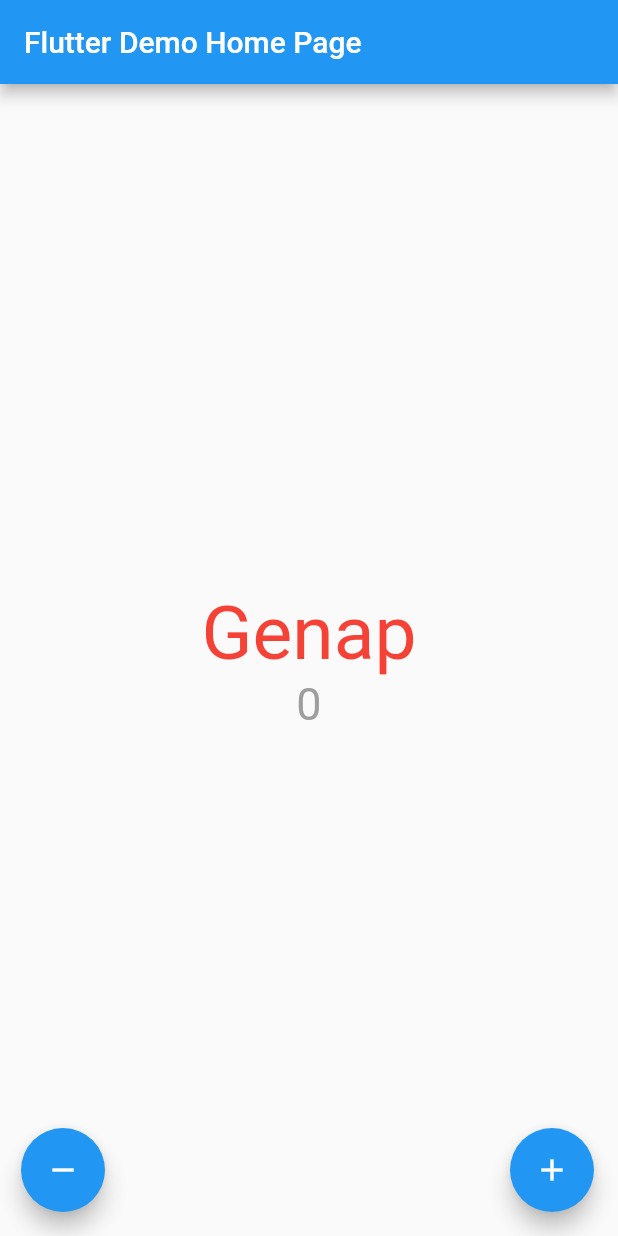
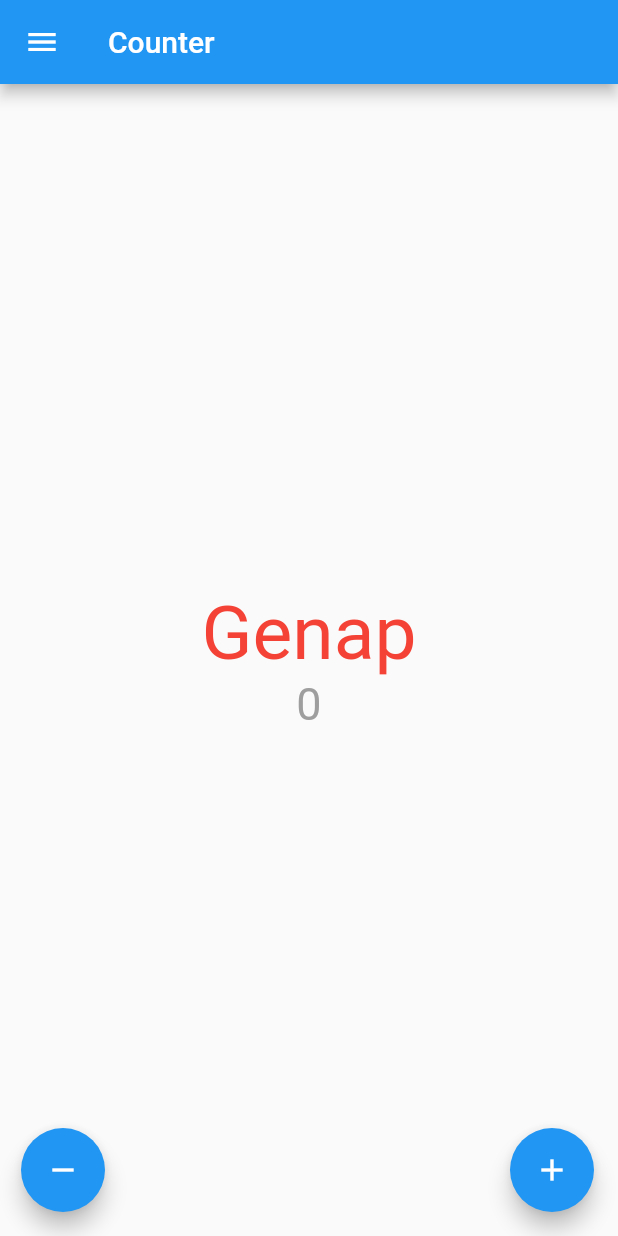
Before and after one commit to AryaDK153/pbp-flutter-lab, a Flutter app: the screen it shows after launch, on a phone screen of 412 x 824 dp. Run offline on Flutter 3.47's test engine with Material 2 defaults, Android fonts, the phone set to English and light mode, and no system bars.

Commit message:
progress tugas 8

```diff
--- a/counter_7/lib/main.dart
+++ b/counter_7/lib/main.dart
@@ -1,55 +1,94 @@
+import 'package:counter_7/add_form.dart';
+import 'package:counter_7/data.dart';
 import 'package:flutter/material.dart';
 
 void main() {
   runApp(const MyApp());
 }
 
+// Tugas 7:
+// class MyApp extends StatelessWidget {
+//   const MyApp({super.key});
+//
+//   // This widget is the root of your application.
+//   @override
+//   Widget build(BuildContext context) {
+//     return MaterialApp(
+//       title: 'Flutter Demo',
+//       theme: ThemeData(
+//         // This is the theme of your application.
+//         //
+//         // Try running your application with "flutter run". You'll see the
+//         // application has a blue toolbar. Then, without quitting the app, try
+//         // changing the primarySwatch below to Colors.green and then invoke
+//         // "hot reload" (press "r" in the console where you ran "flutter run",
+//         // or simply save your changes to "hot reload" in a Flutter IDE).
+//         // Notice that the counter didn't reset back to zero; the application
+//         // is not restarted.
+//         primarySwatch: Colors.blue,
+//       ),
+//       home: const MyHomePage(title: 'Flutter Demo Home Page'),
+//     );
+//   }
+// }
+//
+// class MyHomePage extends StatefulWidget {
+//   const MyHomePage({super.key, required this.title});
+//
+//   // This widget is the home page of your application. It is stateful, meaning
+//   // that it has a State object (defined below) that contains fields that affect
+//   // how it looks.
+//
+//   // This class is the configuration for the state. It holds the values (in this
+//   // case the title) provided by the parent (in this case the App widget) and
+//   // used by the build method of the State. Fields in a Widget subclass are
+//   // always marked "final".
+//
+//   final String title;
+//
+//   @override
+//   State<MyHomePage> createState() => _MyHomePageState();
+// }
+
+// Tugas 8:
 class MyApp extends StatelessWidget {
   const MyApp({super.key});
 
-  // This widget is the root of your application.
   @override
   Widget build(BuildContext context) {
     return MaterialApp(
-      title: 'Flutter Demo',
+      title: 'Counter_7',
       theme: ThemeData(
-        // This is the theme of your application.
-        //
-        // Try running your application with "flutter run". You'll see the
-        // application has a blue toolbar. Then, without quitting the app, try
-        // changing the primarySwatch below to Colors.green and then invoke
-        // "hot reload" (press "r" in the console where you ran "flutter run",
-        // or simply save your changes to "hot reload" in a Flutter IDE).
-        // Notice that the counter didn't reset back to zero; the application
-        // is not restarted.
         primarySwatch: Colors.blue,
       ),
-      home: const MyHomePage(title: 'Flutter Demo Home Page'),
+      home: MyHomePage(counter: 0, savedList: []),
     );
   }
 }
 
 class MyHomePage extends StatefulWidget {
-  const MyHomePage({super.key, required this.title});
+  MyHomePage({super.key, this.counter=0, this.savedList = const []});
 
-  // This widget is the home page of your application. It is stateful, meaning
-  // that it has a State object (defined below) that contains fields that affect
-  // how it looks.
-
-  // This class is the configuration for the state. It holds the values (in this
-  // case the title) provided by the parent (in this case the App widget) and
-  // used by the build method of the State. Fields in a Widget subclass are
-  // always marked "final".
-
-  final String title;
+  final String title = 'Counter';
+  int counter;
+  List<SavedData> savedList;
 
   @override
-  State<MyHomePage> createState() => _MyHomePageState();
+  State<MyHomePage> createState() => _MyHomePageState(counter: counter, savedList: savedList);
 }
 
 class _MyHomePageState extends State<MyHomePage> {
-  int _counter = 0;
-  String _title = 'Genap';
+  _MyHomePageState({this.counter=0, this.savedList = const []});
+  int counter;
+  List<SavedData> savedList;
+
+  String _titleUpdate() {
+    if (counter%2==0) {
+      return 'Genap';
+    } else {
+      return 'Ganjil';
+    }
+  }
 
   void _incrementCounter() {
     setState(() {
@@ -58,12 +97,7 @@ class _MyHomePageState extends State<MyHomePage> {
       // so that the display can reflect the updated values. If we changed
       // _counter without calling setState(), then the build method would not be
       // called again, and so nothing would appear to happen.
-      _counter++;
-      if (_counter%2==0) {
-        _title = 'Genap';
-      } else {
-        _title = 'Ganjil';
-      }
+      counter++;
     });
   }
 
@@ -74,19 +108,14 @@ class _MyHomePageState extends State<MyHomePage> {
       // so that the display can reflect the updated values. If we changed
       // _counter without calling setState(), then the build method would not be
       // called again, and so nothing would appear to happen.
-      if (_counter > 0) {
-        _counter--;
-      }
-      if (_counter%2==0) {
-        _title = 'Genap';
-      } else {
-        _title = 'Ganjil';
+      if (counter > 0) {
+        counter--;
       }
     });
   }
 
   Color _getColor() {
-    if (_counter%2==0) {
+    if (counter%2==0) {
       return Colors.red;
     } else {
       return Colors.blue;
@@ -106,6 +135,44 @@ class _MyHomePageState extends State<MyHomePage> {
         // Here we take the value from the MyHomePage object that was created by
         // the App.build method, and use it to set our appbar title.
         title: Text(widget.title),
+      ),
+      // Menambahkan drawer menu
+      drawer: Drawer(
+        child: Column(
+          children: [
+            // Menambahkan clickable menu
+            ListTile(
+              title: const Text('Counter'),
+              onTap: () {
+                // Route menu ke halaman utama
+                Navigator.pushReplacement(
+                  context,
+                  MaterialPageRoute(builder: (context) => MyHomePage(counter: counter, savedList: savedList)),
+                );
+              },
+            ),
+            ListTile(
+              title: const Text('Tambah Budget'),
+              onTap: () {
+                // Route menu ke halaman form
+                Navigator.pushReplacement(
+                  context,
+                  MaterialPageRoute(builder: (context) => MyAddPage(counter: counter, savedList: savedList)),
+                );
+              },
+            ),
+            ListTile(
+              title: const Text('Data Budget'),
+              onTap: () {
+                // Route menu ke halaman data
+                Navigator.pushReplacement(
+                  context,
+                  MaterialPageRoute(builder: (context) => MyDataPage(counter: counter, savedList: savedList)),
+                );
+              },
+            ),
+          ],
+        ),
       ),
       body: Center(
         // Center is a layout widget. It takes a single child and positions it
@@ -128,14 +195,14 @@ class _MyHomePageState extends State<MyHomePage> {
           mainAxisAlignment: MainAxisAlignment.center,
           children: <Widget>[
             Text (
-              _title,
+              _titleUpdate(),
               style: TextStyle(
                 fontSize: 50,
                 color: _getColor(),
               )
             ),
             Text (
-              '$_counter',
+              '$counter',
               style: const TextStyle(
                 fontSize: 30,
                 color: Colors.grey,
@@ -150,12 +217,14 @@ class _MyHomePageState extends State<MyHomePage> {
           crossAxisAlignment: CrossAxisAlignment.end,
           children: [
             FloatingActionButton(
+              heroTag: "btnIncrement",
               onPressed: _decrementCounter,
               // tooltip: 'Decrement',
               child: const Icon(Icons.remove),
             ), // This trailing comma makes auto-formatting nicer for build methods.
             Expanded(child: Container()),
             FloatingActionButton(
+              heroTag: "btnDecrement",
               onPressed: _incrementCounter,
               // tooltip: 'Increment',
               child: const Icon(Icons.add),
```
Also changed, not shown: counter_7/lib/add_form.dart (added, +215 -0 lines), counter_7/lib/data.dart (added, +115 -0 lines), 1 other file.
